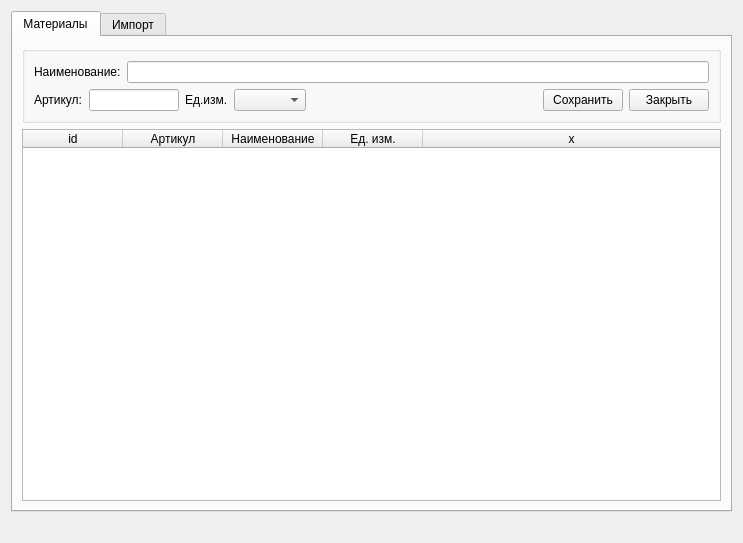
Old version of the form NotesDSS/material.ui in the repository Skyrim78/NotesDSS.
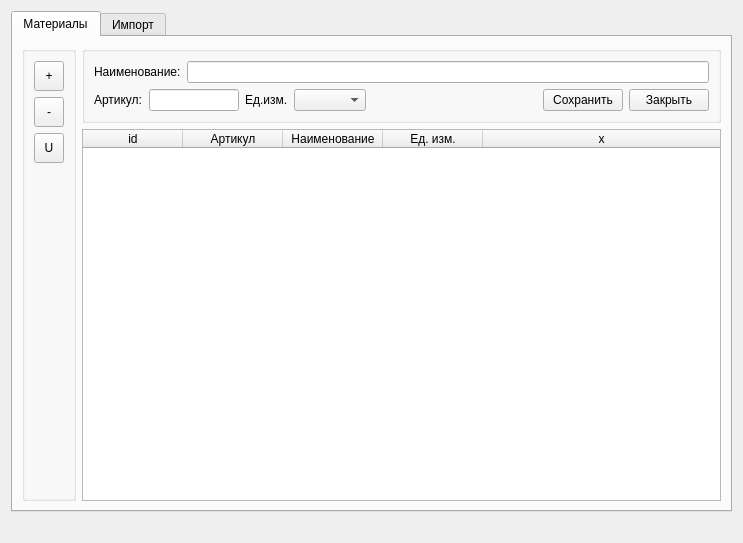
New version of the form.

Patch:
```diff
--- a/NotesDSS/material.ui
+++ b/NotesDSS/material.ui
@@ -25,10 +25,95 @@
         <attribute name="title">
          <string>Материалы</string>
         </attribute>
+        <layout class="QGridLayout" name="gridLayout_6">
+         <item row="0" column="0">
+          <layout class="QHBoxLayout" name="horizontalLayout_5">
+           <item>
+            <widget class="QGroupBox" name="groupBox_menuM">
+             <property name="title">
+              <string/>
+             </property>
         <layout class="QGridLayout" name="gridLayout_3">
          <item row="0" column="0">
           <layout class="QVBoxLayout" name="verticalLayout_3">
            <item>
+                 <widget class="QToolButton" name="toolButton_addM">
+                  <property name="minimumSize">
+                   <size>
+                    <width>30</width>
+                    <height>30</height>
+                   </size>
+                  </property>
+                  <property name="maximumSize">
+                   <size>
+                    <width>30</width>
+                    <height>30</height>
+                   </size>
+                  </property>
+                  <property name="text">
+                   <string>+</string>
+                  </property>
+                 </widget>
+                </item>
+                <item>
+                 <widget class="QToolButton" name="toolButton_delM">
+                  <property name="minimumSize">
+                   <size>
+                    <width>30</width>
+                    <height>30</height>
+                   </size>
+                  </property>
+                  <property name="maximumSize">
+                   <size>
+                    <width>30</width>
+                    <height>30</height>
+                   </size>
+                  </property>
+                  <property name="text">
+                   <string>-</string>
+                  </property>
+                 </widget>
+                </item>
+                <item>
+                 <widget class="QToolButton" name="toolButton_updM">
+                  <property name="minimumSize">
+                   <size>
+                    <width>30</width>
+                    <height>30</height>
+                   </size>
+                  </property>
+                  <property name="maximumSize">
+                   <size>
+                    <width>30</width>
+                    <height>30</height>
+                   </size>
+                  </property>
+                  <property name="text">
+                   <string>U</string>
+                  </property>
+                 </widget>
+                </item>
+                <item>
+                 <spacer name="verticalSpacer_2">
+                  <property name="orientation">
+                   <enum>Qt::Vertical</enum>
+                  </property>
+                  <property name="sizeHint" stdset="0">
+                   <size>
+                    <width>20</width>
+                    <height>40</height>
+                   </size>
+                  </property>
+                 </spacer>
+                </item>
+               </layout>
+              </item>
+             </layout>
+            </widget>
+           </item>
+           <item>
+            <layout class="QVBoxLayout" name="verticalLayout_6">
+             <item>
             <widget class="QGroupBox" name="groupBox_card">
              <property name="title">
               <string/>
@@ -173,6 +258,8 @@
           </layout>
          </item>
         </layout>
+         </item>
+        </layout>
        </widget>
        <widget class="QWidget" name="tab_2">
         <attribute name="title">
```
Left out of the diff: 37 changed lines with no effect on the pictures. Lines whose indentation alone changed are shown as unchanged.
